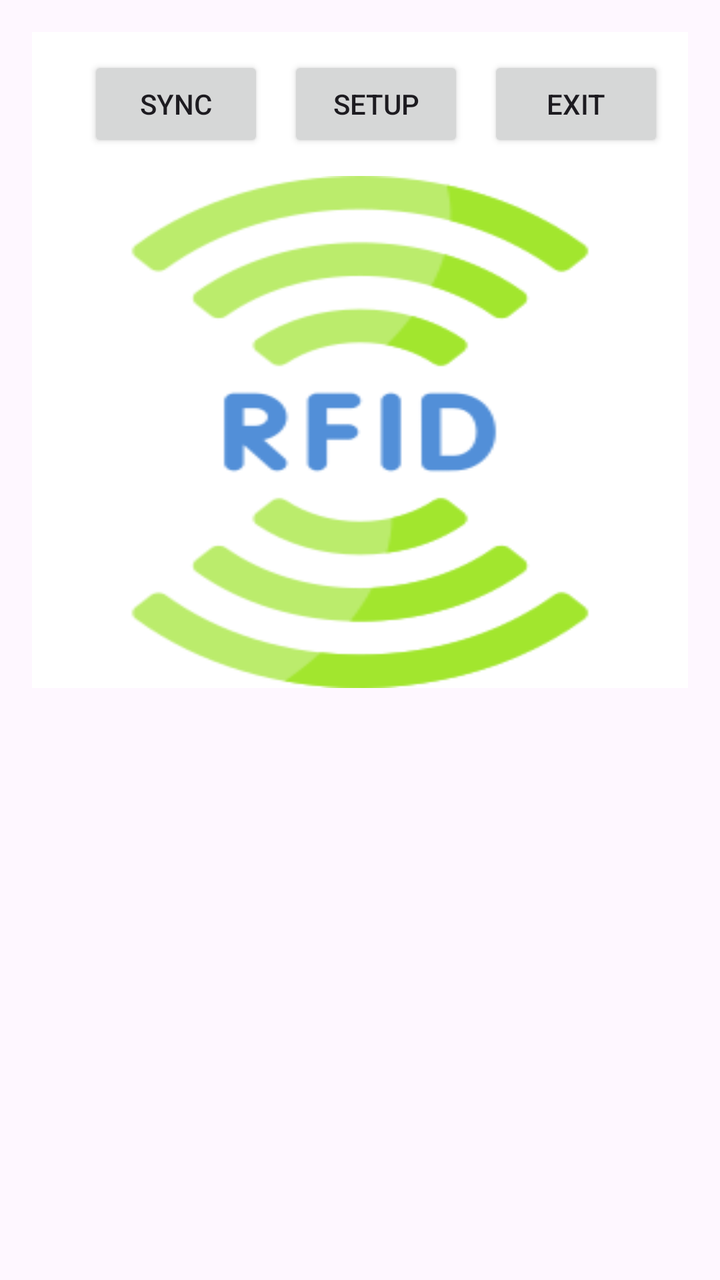
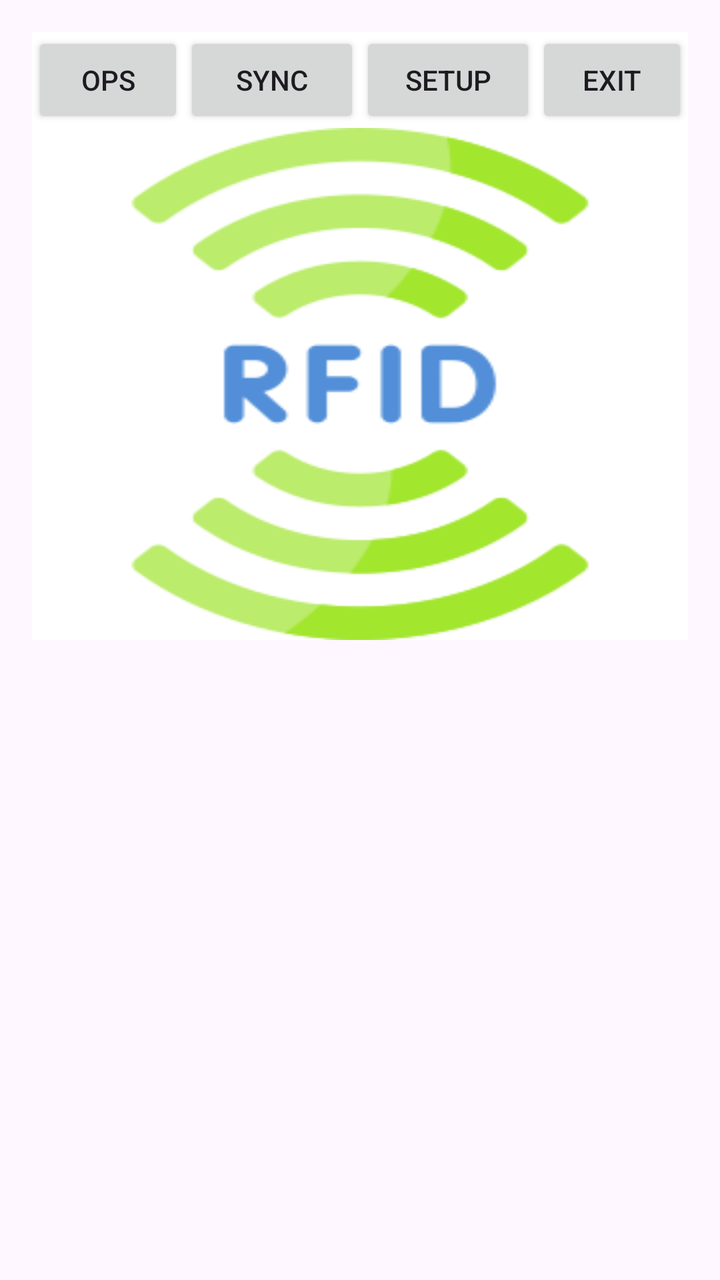

An Android layout rendered at two revisions. The XML below is the earlier revision; the diff shows what the commit changed to produce the second picture.
<!-- AndroidManifest.xml: application theme Theme.Rfid -->
<!-- res/layout/activity_main.xml -->
<?xml version="1.0" encoding="utf-8"?>
<ScrollView xmlns:android="http://schemas.android.com/apk/res/android"
    android:layout_width="match_parent"
    android:layout_height="wrap_content"
    android:padding="16dp">
    <RelativeLayout
        android:layout_width="match_parent"
        android:layout_height="match_parent"
        android:background="#FFFFFF">



        `
        <LinearLayout
            android:id="@+id/topBar"
            android:layout_width="match_parent"
            android:layout_height="wrap_content"
            android:orientation="horizontal"
            android:padding="12dp"
            android:gravity="end">

            <Button
                android:id="@+id/btnIssuerfid"
                android:layout_width="wrap_content"
                android:layout_height="wrap_content"
                android:text="Issue card"
                android:visibility="gone" />

            <Button
                android:id="@+id/btnSync"
                android:layout_width="wrap_content"
                android:layout_height="wrap_content"
                android:text="Sync" />

            <Button
                android:id="@+id/btnSetup"
                android:text="Setup"
                android:layout_width="wrap_content"
                android:layout_height="wrap_content"
                android:layout_marginStart="12dp"/>

            <Button
                android:id="@+id/btnExit"
                android:text="Exit"
                android:layout_width="wrap_content"
                android:layout_height="wrap_content"
                android:layout_marginStart="12dp"/>

        </LinearLayout>

        <LinearLayout
            android:id="@+id/background_main"
            android:layout_width="match_parent"
            android:layout_height="wrap_content"
            android:layout_below="@id/topBar"
            android:background="@drawable/_360454"
            android:gravity="center"
            android:orientation="vertical">

            <TextView
                android:id="@+id/tvTap"
                android:layout_width="wrap_content"
                android:layout_height="wrap_content"
                android:layout_gravity="center"
                android:layout_marginTop="16dp"
                android:foregroundGravity="center"
                android:gravity="center"
                android:text="TAP RFID CARD ON THE BACK PANEL"
                android:textColor="#000"
                android:textSize="20sp"
                android:textStyle="bold"
                android:visibility="gone" />

            
            <androidx.cardview.widget.CardView
                android:id="@+id/cardDetails"
                android:layout_width="match_parent"
                android:layout_height="wrap_content"
                android:layout_margin="8dp"
                android:visibility="gone">

                <LinearLayout
                    android:id="@+id/detailsContainer"
                    android:layout_width="match_parent"
                    android:layout_height="wrap_content"
                    android:orientation="vertical" />
            </androidx.cardview.widget.CardView>


        </LinearLayout>
        <LinearLayout
            android:id="@+id/background_main2"
            android:layout_width="match_parent"
            android:layout_height="wrap_content"
            android:layout_below="@id/background_main"
            android:gravity="center"
            android:orientation="vertical">
            <androidx.cardview.widget.CardView
                android:id="@+id/cardSetupDetails"
                android:layout_width="match_parent"
                android:layout_height="wrap_content"
                android:layout_below="@id/background_main"
                android:layout_margin="8dp"
                android:visibility="gone"
                android:elevation="6dp">

                <LinearLayout
                    android:layout_width="match_parent"
                    android:layout_height="wrap_content"
                    android:orientation="vertical"
                    android:padding="12dp">

                    <TextView
                        android:layout_width="wrap_content"
                        android:layout_height="wrap_content"
                        android:text="Setup Details"
                        android:textSize="18sp"
                        android:textStyle="bold"
                        android:textColor="#000"
                        android:paddingBottom="8dp"/>

                    <LinearLayout
                        android:id="@+id/setupDetailsContainer"
                        android:layout_width="match_parent"
                        android:layout_height="wrap_content"
                        android:orientation="vertical"/>

                </LinearLayout>
            </androidx.cardview.widget.CardView>
        </LinearLayout>
    </RelativeLayout>
</ScrollView>
<!-- resources referenced by this layout -->
<resources>
  <!-- drawable _360454: png bitmap (drawable, 14635 bytes) -->
  <style name="Theme.Rfid" parent="Base.Theme.Rfid" />
  <style name="Base.Theme.Rfid" parent="Theme.Material3.DayNight.NoActionBar">
          
          
      </style>
</resources>

<!-- the commit's change to res/layout/activity_main.xml (unified diff, before → after) -->
@@ -7,24 +7,21 @@
         android:layout_width="match_parent"
         android:layout_height="match_parent"
         android:background="#FFFFFF">
-
-
-
         `
         <LinearLayout
             android:id="@+id/topBar"
             android:layout_width="match_parent"
             android:layout_height="wrap_content"
             android:orientation="horizontal"
-            android:padding="12dp"
+            android:padding="0dp"
             android:gravity="end">
 
             <Button
                 android:id="@+id/btnIssuerfid"
-                android:layout_width="wrap_content"
+                android:layout_width="76dp"
                 android:layout_height="wrap_content"
-                android:text="Issue card"
-                android:visibility="gone" />
+                android:text="OPS"
+                android:visibility="visible" />
 
             <Button
                 android:id="@+id/btnSync"
@@ -34,17 +31,15 @@
 
             <Button
                 android:id="@+id/btnSetup"
-                android:text="Setup"
                 android:layout_width="wrap_content"
                 android:layout_height="wrap_content"
-                android:layout_marginStart="12dp"/>
+                android:text="Setup" />
 
             <Button
                 android:id="@+id/btnExit"
                 android:text="Exit"
                 android:layout_width="wrap_content"
-                android:layout_height="wrap_content"
-                android:layout_marginStart="12dp"/>
+                android:layout_height="wrap_content"/>
 
         </LinearLayout>
 
@@ -128,5 +123,7 @@
                 </LinearLayout>
             </androidx.cardview.widget.CardView>
         </LinearLayout>
+
     </RelativeLayout>
+
 </ScrollView>
